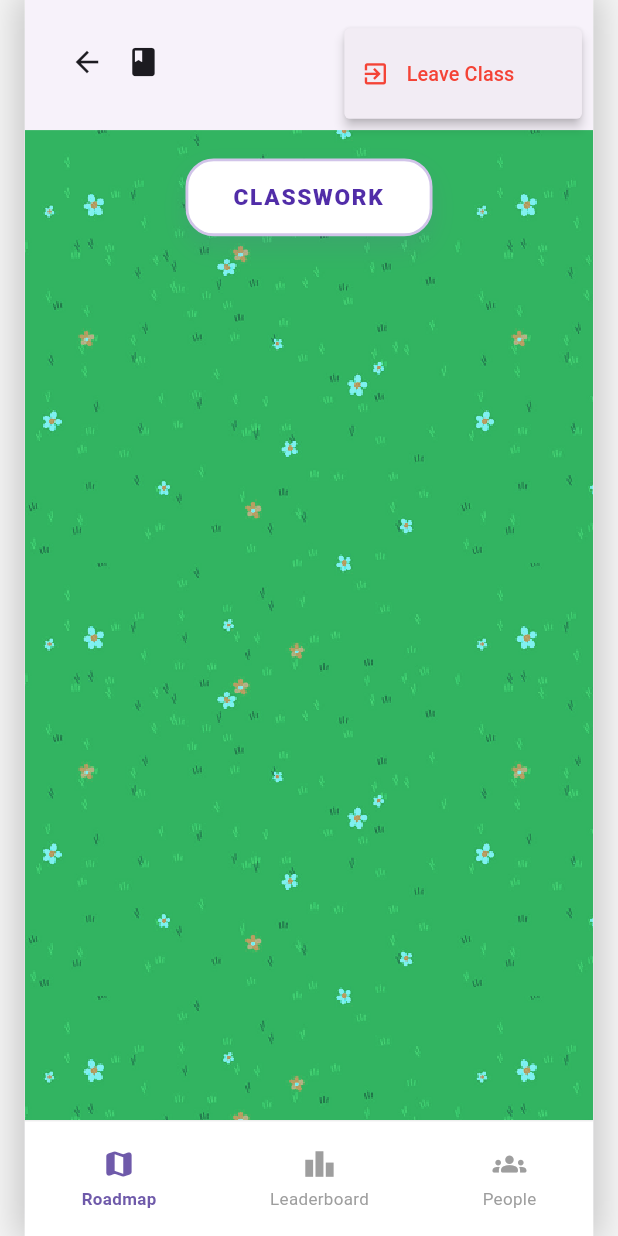
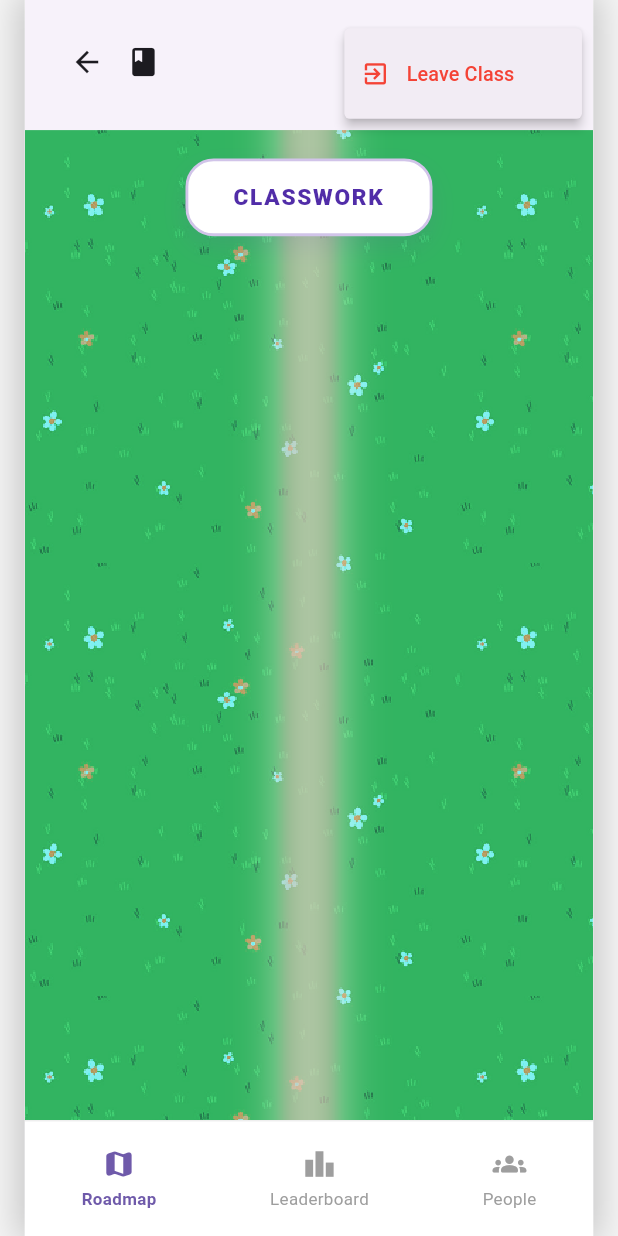
Before and after one commit to sauravii/becation-apps, a Flutter app: the StudentClassesDetail screen opened directly with empty values, after a tap on the "more vert" icon, on a phone screen of 412 x 824 dp. Run offline on Flutter 3.47's test engine with Material 3 defaults, Android fonts, the phone set to English and light mode, and no system bars; our stand-ins replace cloud_firestore, cloud_functions, file_picker, firebase_auth, firebase_core, firebase_storage and 5 more; accounts and stored records are empty; network calls fail.

Commit message:
feat: restructure roadmap layout and implement dynamic path positioning using GlobalKey

```diff
--- a/lib/components/map/learning_map.dart
+++ b/lib/components/map/learning_map.dart
@@ -46,11 +46,16 @@ class LearningMap extends StatefulWidget {
 class _LearningMapState extends State<LearningMap> {
   ui.Image? _backgroundImage;
   bool _isLoading = true;
+  final GlobalKey _stackKey = GlobalKey();
+  List<GlobalKey> _nodeKeys = [];
+  List<GlobalKey> _topicKeys = [];
+  List<Offset> _nodePositions = [];
 
   @override
   void initState() {
     super.initState();
     _loadBackground();
+    _buildNodeKeys();
   }
 
   Future<void> _loadBackground() async {
@@ -84,6 +89,56 @@ class _LearningMapState extends State<LearningMap> {
   }
 
   @override
+  void didUpdateWidget(covariant LearningMap oldWidget) {
+    super.didUpdateWidget(oldWidget);
+    if (oldWidget.topics != widget.topics) {
+      _buildNodeKeys();
+    }
+  }
+
+  void _buildNodeKeys() {
+    int totalNodes = 0;
+    for (final topic in widget.topics) {
+      totalNodes += topic.nodes.length;
+    }
+    _nodeKeys = List.generate(totalNodes, (_) => GlobalKey());
+    _topicKeys = List.generate(widget.topics.length, (_) => GlobalKey());
+    _nodePositions = [];
+    WidgetsBinding.instance.addPostFrameCallback((_) => _computePositions());
+  }
+
+  void _computePositions() {
+    final stackBox =
+        _stackKey.currentContext?.findRenderObject() as RenderBox?;
+    if (stackBox == null) return;
+
+    final positions = <Offset>[];
+    // Collect node icon positions
+    for (final key in _nodeKeys) {
+      final box = key.currentContext?.findRenderObject() as RenderBox?;
+      if (box == null) continue;
+      final nodeSize = box.size;
+      final center = Offset(nodeSize.width / 2, nodeSize.height / 2);
+      final global = box.localToGlobal(center);
+      positions.add(stackBox.globalToLocal(global));
+    }
+    // Collect topic header positions
+    for (final key in _topicKeys) {
+      final box = key.currentContext?.findRenderObject() as RenderBox?;
+      if (box == null) continue;
+      final nodeSize = box.size;
+      final center = Offset(nodeSize.width / 2, nodeSize.height / 2);
+      final global = box.localToGlobal(center);
+      positions.add(stackBox.globalToLocal(global));
+    }
+
+    final expectedCount = _nodeKeys.length + _topicKeys.length;
+    if (mounted && positions.length == expectedCount) {
+      setState(() => _nodePositions = positions);
+    }
+  }
+
+  @override
   Widget build(BuildContext context) {
     if (widget.topics.isEmpty) {
       return const Center(
@@ -102,6 +157,7 @@ class _LearningMapState extends State<LearningMap> {
     return Container(
       constraints: BoxConstraints(minHeight: screenHeight),
       child: Stack(
+        key: _stackKey,
         children: [
           // SEAMLESS MIRRORED BACKGROUND
           if (_backgroundImage != null)
@@ -126,7 +182,7 @@ class _LearningMapState extends State<LearningMap> {
           // BEAUTIFUL 3D ROAD PATH
           Positioned.fill(
             child: ClipRect(
-              child: CustomPaint(painter: PathPainter(topics: widget.topics)),
+              child: CustomPaint(painter: PathPainter(nodePositions: _nodePositions)),
             ),
           ),
 
@@ -146,7 +202,48 @@ class _LearningMapState extends State<LearningMap> {
               return Column(
                 crossAxisAlignment: CrossAxisAlignment.stretch,
                 children: [
-                  // Nodes
+                  // 1. Topic Header (Move to Top)
+                  Padding(
+                    padding: const EdgeInsets.fromLTRB(20, 20, 20, 60),
+                    child: Center(
+                      child: Container(
+                        key: topicIndex < _topicKeys.length
+                            ? _topicKeys[topicIndex]
+                            : null,
+                        padding: const EdgeInsets.symmetric(
+                          horizontal: 32,
+                          vertical: 14,
+                        ),
+                        decoration: BoxDecoration(
+                          color: Colors.white,
+                          borderRadius: BorderRadius.circular(20),
+                          border: Border.all(
+                            color: const Color(0xFFD1C4E9),
+                            width: 2,
+                          ),
+                          boxShadow: [
+                            BoxShadow(
+                              color: const Color(0xFF6F5AAA).withValues(alpha: 0.15),
+                              blurRadius: 15,
+                              offset: const Offset(0, 8),
+                            ),
+                          ],
+                        ),
+                        child: Text(
+                          topic.title.toUpperCase(),
+                          textAlign: TextAlign.center,
+                          style: const TextStyle(
+                            color: Color(0xFF512DA8),
+                            fontWeight: FontWeight.w900,
+                            fontSize: 16,
+                            letterSpacing: 1.2,
+                          ),
+                        ),
+                      ),
+                    ),
+                  ),
+
+                  // 2. Nodes (Underneath Header)
                   Column(
                     children: topic.nodes
                         .asMap()
@@ -195,7 +292,12 @@ class _LearningMapState extends State<LearningMap> {
                                 offset: Offset(currentX * (screenWidth / 2), 0),
                                 child: GestureDetector(
                                   onTap: node.onTap,
-                                  child: _buildNodeIcon(node),
+                                  child: _buildNodeIcon(
+                                    node,
+                                    nodeKey: absoluteIndex < _nodeKeys.length
+                                        ? _nodeKeys[absoluteIndex]
+                                        : null,
+                                  ),
                                 ),
                               ),
                             ),
@@ -204,44 +306,6 @@ class _LearningMapState extends State<LearningMap> {
                         .toList()
                         .reversed
                         .toList(),
-                  ),
-
-                  // Topic Header (Pastel Orchid Cloud Banner)
-                  Padding(
-                    padding: const EdgeInsets.fromLTRB(20, 20, 20, 60),
-                    child: Center(
-                      child: Container(
-                        padding: const EdgeInsets.symmetric(
-                          horizontal: 32,
-                          vertical: 14,
-                        ),
-                        decoration: BoxDecoration(
-                          color: Colors.white, // Pure white base
-                          borderRadius: BorderRadius.circular(20),
-                          border: Border.all(
-                            color: const Color(0xFFD1C4E9), // Light Lavender
-                            width: 2,
-                          ),
-                          boxShadow: [
-                            BoxShadow(
-                              color: const Color(0xFF6F5AAA).withValues(alpha: 0.15),
-                              blurRadius: 15,
-                              offset: const Offset(0, 8),
-                            ),
-                          ],
-                        ),
-                        child: Text(
-                          topic.title.toUpperCase(),
-                          textAlign: TextAlign.center,
-                          style: const TextStyle(
-                            color: Color(0xFF512DA8), // Royal Purple
-                            fontWeight: FontWeight.w900,
-                            fontSize: 16,
-                            letterSpacing: 1.2,
-                          ),
-                        ),
-                      ),
-                    ),
                   ),
                 ],
               );
@@ -252,7 +316,7 @@ class _LearningMapState extends State<LearningMap> {
     );
   }
 
-  Widget _buildNodeIcon(LearningNode node) {
+  Widget _buildNodeIcon(LearningNode node, {GlobalKey? nodeKey}) {
     return SizedBox(
       height: 98,
       width: 160, // Constrain width so long text will wrap instead of overflowing horizontally
@@ -282,6 +346,7 @@ class _LearningMapState extends State<LearningMap> {
                   ),
                 ),
                 SizedBox(
+                  key: nodeKey,
                   width: 60,
                   height: 60,
                   child: Center(
@@ -383,13 +448,13 @@ class MirroredBackgroundPainter extends CustomPainter {
 }
 
 class PathPainter extends CustomPainter {
-  final List<LearningTopic> topics;
+  final List<Offset> nodePositions;
 
-  PathPainter({required this.topics});
+  PathPainter({required this.nodePositions});
 
   @override
   void paint(Canvas canvas, Size size) {
-    if (topics.isEmpty) return;
+    if (nodePositions.isEmpty) return;
 
     // Single glowing magical path
     final pathPaint = Paint()
@@ -407,44 +472,16 @@ class PathPainter extends CustomPainter {
       ..strokeCap = StrokeCap.round
       ..maskFilter = const MaskFilter.blur(BlurStyle.normal, 4);
 
-    final List<Offset> points = [];
-    int globalIndex = 0;
-    double currentY = size.height;
+    // Sort by Y descending (bottom-most node first) to draw path bottom→top
+    final sorted = List<Offset>.from(nodePositions)
+      ..sort((a, b) => b.dy.compareTo(a.dy));
 
-    for (int i = 0; i < topics.length; i++) {
-      final topic = topics[i];
-      currentY -= 123.0; // Restored exactly to original Topic Header height
-
-      for (int j = 0; j < topic.nodes.length; j++) {
-        final int absoluteIndex = globalIndex + j;
-        double xFactor = 0.0;
-        final patternPos = absoluteIndex % 8;
-        switch (patternPos) {
-          case 0: xFactor = 0.0; break;
-          case 1: xFactor = 0.35; break;
-          case 2: xFactor = 0.55; break;
-          case 3: xFactor = 0.35; break;
-          case 4: xFactor = 0.0; break;
-          case 5: xFactor = -0.35; break;
-          case 6: xFactor = -0.55; break;
-          case 7: xFactor = -0.35; break;
-        }
-        final double x = size.width / 2 + (xFactor * (size.width / 2));
-
-        points.add(Offset(x, currentY - 148.0));
-        currentY -= 208.0; // Restored perfectly to original node height
-      }
-      globalIndex += topic.nodes.length;
-    }
-
-    // Extend the path to the very bottom edge of the screen
-    if (points.isNotEmpty) {
-      points.insert(0, Offset(points.first.dx, size.height + 100));
-      // Extend the path to the very top edge of the screen
-      points.add(Offset(points.last.dx, -100));
-    }
-
-    if (points.length < 2) return;
+    final points = <Offset>[];
+    // Extend path below the bottom-most node
+    points.add(Offset(sorted.first.dx, size.height + 100));
+    points.addAll(sorted);
+    // Extend path above the top-most node
+    points.add(Offset(sorted.last.dx, -100));
 
     final path = Path();
     path.moveTo(points[0].dx, points[0].dy);
@@ -470,7 +507,6 @@ class PathPainter extends CustomPainter {
 
   @override
   bool shouldRepaint(covariant PathPainter oldDelegate) {
-    // Hanya repaint jika jumlah topik atau struktur node berubah
-    return oldDelegate.topics.length != topics.length;
+    return oldDelegate.nodePositions != nodePositions;
   }
 }
```
